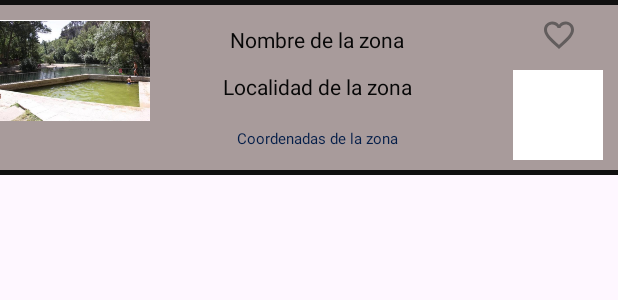
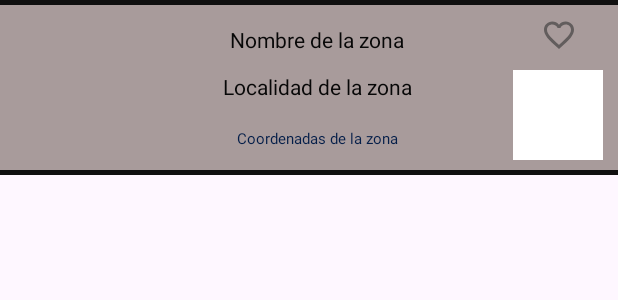
Before and after one commit to vicsurcor/Rec-PMDM, an Android app: the layout lista_item.xml on its own in the app's theme, with its tools: preview values and no code run, on a phone screen of 412 x 824 dp. Shown: the top 300 px of the screen. Run offline under Robolectric (Android 15) with nearby library versions, the phone set to English and light mode, and no system bars.

Commit message:
Unas fotos y Final RecyclerView

```diff
--- a/app/build.gradle.kts
+++ b/app/build.gradle.kts
@@ -1,6 +1,8 @@
 plugins {
     id("com.android.application")
     id("org.jetbrains.kotlin.android")
+
+    kotlin("kapt")
 }
 
 android {
@@ -41,6 +43,9 @@ dependencies {
     implementation("androidx.appcompat:appcompat:1.6.1")
     implementation("com.google.android.material:material:1.9.0")
     implementation("androidx.constraintlayout:constraintlayout:2.1.4")
+    implementation ("androidx.room:room-runtime:2.4.0")
+    kapt("androidx.room:room-compiler:2.4.0")
+    annotationProcessor ("androidx.room:room-compiler:2.4.0")
     testImplementation("junit:junit:4.13.2")
     androidTestImplementation("androidx.test.ext:junit:1.1.5")
     androidTestImplementation("androidx.test.espresso:espresso-core:3.5.1")
--- a/app/src/main/res/layout/lista_item.xml
+++ b/app/src/main/res/layout/lista_item.xml
@@ -36,8 +36,7 @@
         app:layout_constraintHorizontal_bias="0.0"
         app:layout_constraintStart_toStartOf="parent"
         app:layout_constraintTop_toTopOf="parent"
-        app:layout_constraintVertical_bias="0.26"
-        app:srcCompat="@drawable/imagen1" />
+        app:layout_constraintVertical_bias="0.26" />
 
     <TextView
         android:id="@+id/item_Nombre"
```
Also changed, not shown: app/src/main/java/com/example/recuperacion_pmdm/CrearLista.kt (+19 -3 lines), app/src/main/res/drawable/imagen2.png (added), app/src/main/res/drawable/imagen3.png (added), app/src/main/res/drawable/imagen4.png (added), app/src/main/res/drawable/imagen5.png (added), app/src/main/res/drawable/imagen6.png (added), app/src/main/res/drawable/imagen7.png (added).
